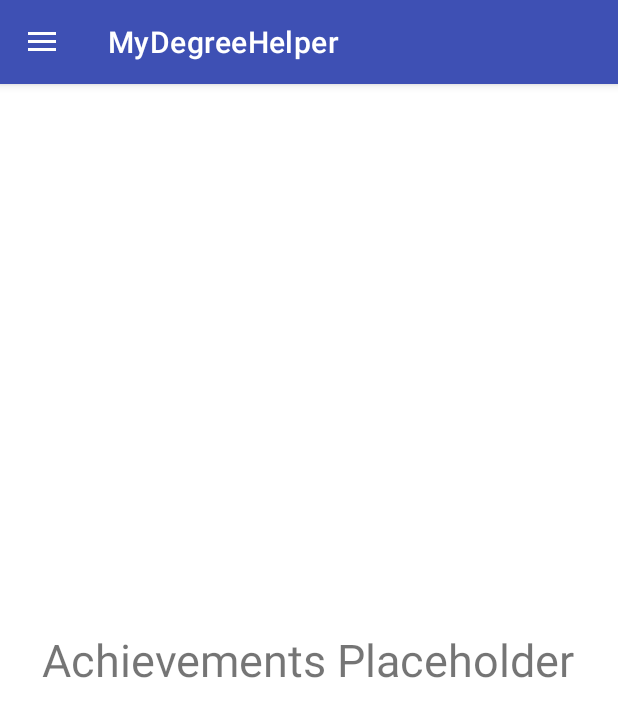
After one commit to backpack5689/mydegreehelper, an Android app: the fragment AchievementsFragment placed in its activity, on a phone screen of 412 x 824 dp. The commit adds this screen. Shown: the top 717 px of the screen. Run offline under Robolectric (Android 15) with nearby library versions, the phone set to English and light mode, and no system bars.

Commit message:
Created Achievements fragment

```diff
--- /dev/null
+++ b/app/src/main/java/com/CENAA/mydegreehelper/AchievementsFragment.java
@@ -0,0 +1,18 @@
+package com.CENAA.mydegreehelper;
+
+import android.os.Bundle;
+import android.view.LayoutInflater;
+import android.view.View;
+import android.view.ViewGroup;
+
+import androidx.annotation.NonNull;
+import androidx.annotation.Nullable;
+import androidx.fragment.app.Fragment;
+
+public class AchievementsFragment extends Fragment {
+    @Nullable
+    @Override
+    public View onCreateView(@NonNull LayoutInflater inflater, @Nullable ViewGroup container, @Nullable Bundle savedInstanceState) {
+        return inflater.inflate(R.layout.fragment_achievements, container, false);
+    }
+}
--- a/app/src/main/java/com/CENAA/mydegreehelper/MainActivity.java
+++ b/app/src/main/java/com/CENAA/mydegreehelper/MainActivity.java
@@ -52,6 +52,9 @@ public class MainActivity extends AppCompatActivity implements NavigationView.On
             case R.id.nav_catalogue:
                 getSupportFragmentManager().beginTransaction().replace(R.id.fragment_container, new CatalogueFragment()).commit();
                 break;
+            case R.id.nav_achievements:
+                getSupportFragmentManager().beginTransaction().replace(R.id.fragment_container, new AchievementsFragment()).commit();
+                break;
             case R.id.nav_settings:
                 getSupportFragmentManager().beginTransaction().replace(R.id.fragment_container, new SettingsFragment()).commit();
                 break;
--- /dev/null
+++ b/app/src/main/res/drawable/ic_baseline_bookmark_24.xml
@@ -0,0 +1,10 @@
+<vector xmlns:android="http://schemas.android.com/apk/res/android"
+    android:width="24dp"
+    android:height="24dp"
+    android:viewportWidth="24"
+    android:viewportHeight="24"
+    android:tint="?attr/colorControlNormal">
+  <path
+      android:fillColor="@android:color/white"
+      android:pathData="M17,3H7c-1.1,0 -1.99,0.9 -1.99,2L5,21l7,-3 7,3V5c0,-1.1 -0.9,-2 -2,-2z"/>
+</vector>
--- /dev/null
+++ b/app/src/main/res/layout/fragment_achievements.xml
@@ -0,0 +1,14 @@
+<?xml version="1.0" encoding="utf-8"?>
+<RelativeLayout xmlns:android="http://schemas.android.com/apk/res/android"
+    android:layout_width="match_parent"
+    android:layout_height="match_parent"
+    android:background="@color/white">
+
+    <TextView
+        android:layout_width="wrap_content"
+        android:layout_height="wrap_content"
+        android:layout_centerInParent="true"
+        android:text="Achievements Placeholder"
+        android:textSize="30sp" />
+
+</RelativeLayout>
--- a/app/src/main/res/menu/drawer_menu.xml
+++ b/app/src/main/res/menu/drawer_menu.xml
@@ -16,6 +16,9 @@
             android:id="@+id/nav_catalogue"
             android:icon="@drawable/ic_catalogue"
             android:title="@string/catalogue" />
+        <item android:id="@+id/nav_achievements"
+            android:icon="@drawable/ic_baseline_bookmark_24"
+            android:title="@string/achievements" />
         <item android:id="@+id/nav_settings"
             android:icon="@drawable/ic_baseline_settings_24"
             android:title="@string/settings" />
--- a/app/src/main/res/values/strings.xml
+++ b/app/src/main/res/values/strings.xml
@@ -29,6 +29,7 @@
     <string name="home">Home</string>
     <string name="browse">Browse Classes</string>
     <string name="catalogue">Catalogue</string>
+    <string name="achievements">Achievements</string>
     <string name="settings">Settings</string>
     <string name="log_out">Log Out</string>
 
```
